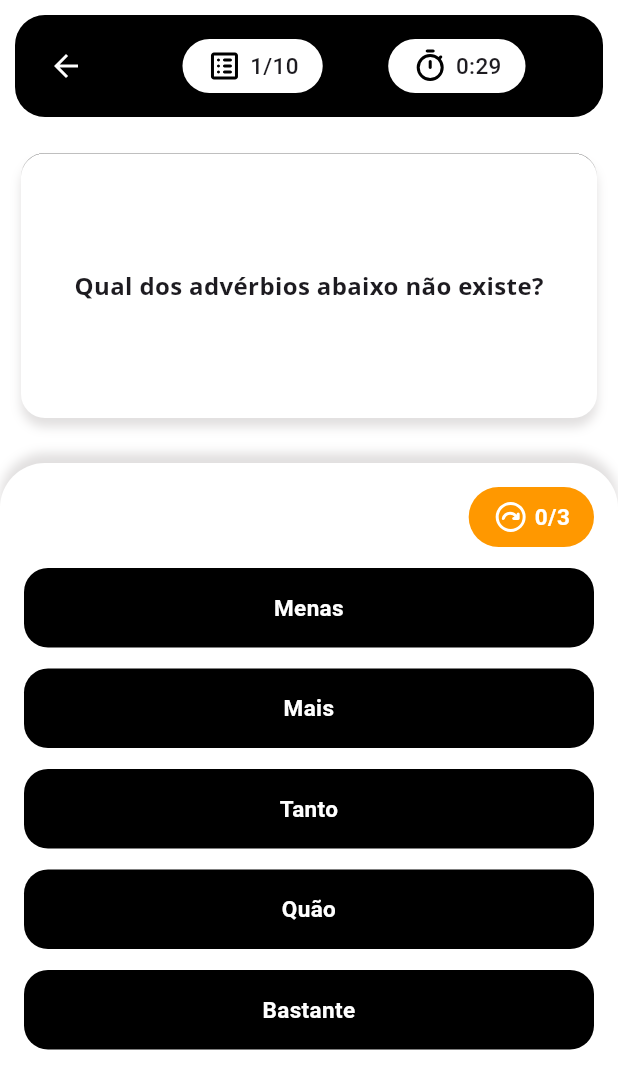
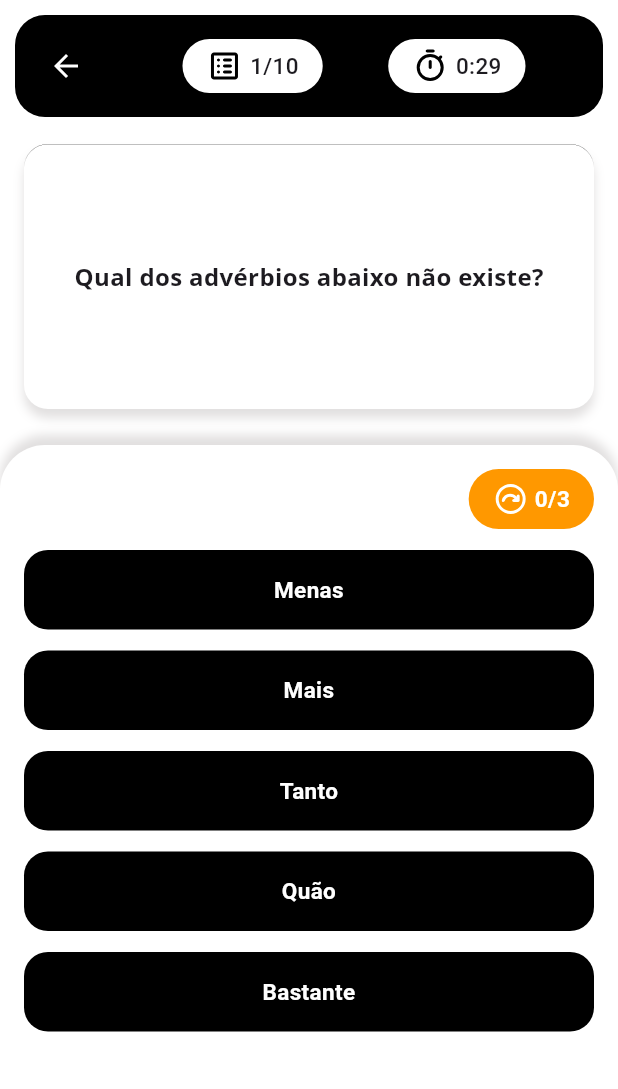
Before and after one commit to kayovsm/quiz_portugues, a Flutter app: the screen it shows once a user with an empty profile is signed in, after a tap on "Aprender", on a phone screen of 412 x 824 dp. Shown: the top 1089 px of the screen. Run offline on Flutter 3.47's test engine with Material 3 defaults, Android fonts, the phone set to English and light mode, and no system bars; our stand-ins replace cloud_firestore, firebase_auth, firebase_core, flutter_svg, get, sqflite; accounts and stored records are empty; generated files the repository leaves out were written again; Roboto replaces fonts that are missing (Open Sans, Raleway, Ubuntu).

Commit message:
correcao de erro do alert

```diff
--- a/lib/app/ui/views/challenge_view.dart
+++ b/lib/app/ui/views/challenge_view.dart
@@ -49,9 +49,7 @@ class ChallengeView extends StatelessWidget {
                       width: constraints.maxWidth,
                       child: Column(
                         children: [
-                          Padding(
-                            padding: const EdgeInsets.all(14),
-                            child: Obx(() {
+                          Obx(() {
                             final question = controller
                                 .selectedQuestions[
                                     controller.currentQuestionIndex.value]
@@ -61,7 +59,6 @@ class ChallengeView extends StatelessWidget {
                               text: question,
                             );
                           }),
-                          ),
                           AnswerSection(
                             screenH: screenH,
                             controller: controller,
--- a/lib/app/ui/views/learn_view.dart
+++ b/lib/app/ui/views/learn_view.dart
@@ -49,9 +49,7 @@ class LearnView extends StatelessWidget {
                       width: constraints.maxWidth,
                       child: Column(
                         children: [
-                          Padding(
-                            padding: const EdgeInsets.all(14),
-                            child: Obx(() {
+                          Obx(() {
                             final question = controller
                                 .selectedQuestions[
                                     controller.currentQuestionIndex.value]
@@ -61,7 +59,6 @@ class LearnView extends StatelessWidget {
                               text: question,
                             );
                           }),
-                          ),
                           AnswerSection(
                             screenH: screenH,
                             controller: controller,
--- a/lib/app/ui/widgets/common/alert/alert_center_common.dart
+++ b/lib/app/ui/widgets/common/alert/alert_center_common.dart
@@ -106,8 +106,6 @@ class AlertCenterCommon {
           context: context,
           title: title,
           description: description,
-          content:
-              TextCommon.description(text: description), // exibe a descricao
           actions: [
             _buildButton(
               context: context,
@@ -138,7 +136,7 @@ class AlertCenterCommon {
     required BuildContext context,
     required String title, // titulo do alerta
     required String description, // descricao do alerta
-    required Widget content, // conteudo do dialogo
+    Widget? content, // conteudo do dialogo
     required List<Widget> actions, // acoes do dialogo
     required double screenWidth, // largura da tela
     required double screenHeight, // altura da tela
@@ -159,7 +157,7 @@ class AlertCenterCommon {
           mainAxisSize: MainAxisSize.min,
           children: [
             TextCommon.description(text: description), // exibe a descricao
-            Flexible(child: content), // exibe o conteudo
+            if (content != null) Flexible(child: content), // exibe o conteudo
           ],
         ),
       ),
--- a/lib/app/ui/widgets/question_widget.dart
+++ b/lib/app/ui/widgets/question_widget.dart
@@ -16,7 +16,8 @@ class QuestionWidget extends StatelessWidget {
   @override
   Widget build(BuildContext context) {
     return Container(
-      padding: const EdgeInsets.symmetric(vertical: 20, horizontal: 10),
+      padding: const EdgeInsets.symmetric(vertical: 20, horizontal: 8),
+      margin: const EdgeInsets.symmetric(horizontal: 16, vertical: 8),
       decoration: BoxDecoration(
         borderRadius: BorderRadius.circular(16),
         color: ColorCommon.white,
```
Lines whose indentation alone changed are shown as unchanged.
